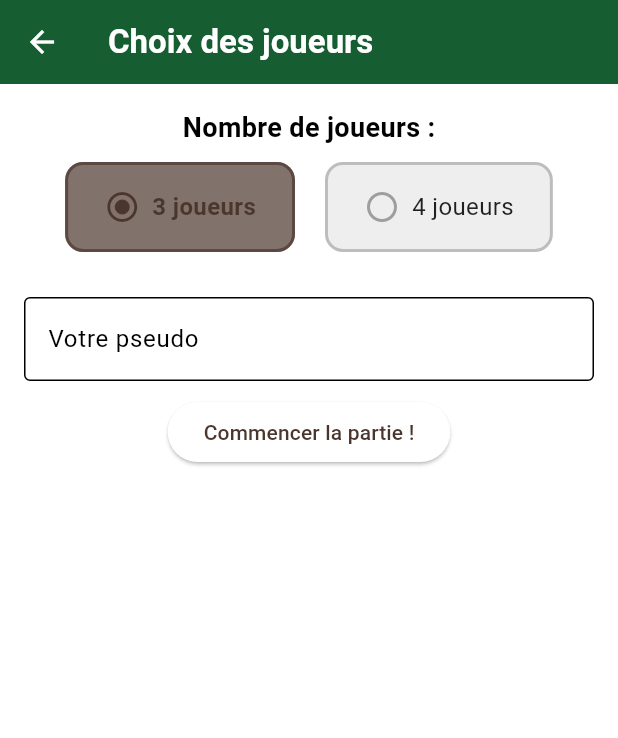
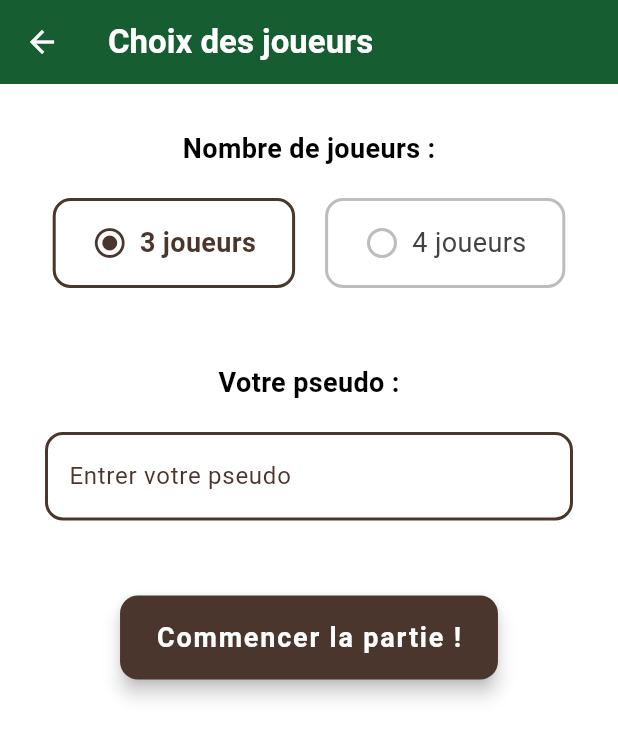
Before and after one commit to AntoineCuinet/game-tarot, a Flutter app: the screen it shows after launch, after a tap on "JOUER ->", on a phone screen of 412 x 824 dp. Shown: the top 738 px of the screen. Run offline on Flutter 3.47's test engine with Material 3 defaults, Android fonts, the phone set to English and light mode, and no system bars.

Commit message:
feat: add front-end for players choice

```diff
--- a/game_tarot_cuinet/lib/main.dart
+++ b/game_tarot_cuinet/lib/main.dart
@@ -15,8 +15,6 @@ class App extends StatelessWidget {
     onPrimary: Colors.white,
     secondary: Color(0xFF165D31),
     onSecondary: Colors.white,
-    tertiary: Color(0xFF262626),
-    onTertiary: Colors.white,
     error: Color(0xFFB00020),
     onError: Colors.white,
     surface: Colors.white,
@@ -25,15 +23,13 @@ class App extends StatelessWidget {
 
   final ColorScheme darkColorScheme = const ColorScheme(
     brightness: Brightness.dark,
-    primary: Color(0xFF4B362D),
+    primary: Color(0xFF165D31),
     onPrimary: Colors.white,
-    secondary: Color(0xFF262626),
+    secondary: Color(0xFF4B362D),
     onSecondary: Colors.white,
-    tertiary: Color(0xFF262626),
-    onTertiary: Colors.white,
     error: Color(0xFFB00020),
     onError: Colors.white,
-    surface: Colors.black,
+    surface: Color(0xFF262626),
     onSurface: Colors.white,
   );
 
--- a/game_tarot_cuinet/lib/views/custom_button.dart
+++ b/game_tarot_cuinet/lib/views/custom_button.dart
@@ -15,7 +15,7 @@ class CustomButton extends StatelessWidget {
     this.backgroundColor,
     this.textColor,
     this.borderRadius = 12,
-    this.padding = const EdgeInsets.symmetric(vertical: 14, horizontal: 24),
+    this.padding = const EdgeInsets.symmetric(vertical: 15, horizontal: 24),
   });
 
   @override
@@ -37,7 +37,7 @@ class CustomButton extends StatelessWidget {
         text,
         style: const TextStyle(
           fontWeight: FontWeight.bold,
-          fontSize: 16,
+          fontSize: 18,
           letterSpacing: 1.2,
         ),
       ),
--- a/game_tarot_cuinet/lib/views/home_page.dart
+++ b/game_tarot_cuinet/lib/views/home_page.dart
@@ -27,12 +27,12 @@ class _HomePageState extends State<HomePage> {
           mainAxisAlignment: MainAxisAlignment.center,
           children: [
             Text(
-              "Bienvenu sur votre jeu de tarot africain !",
+              'Bienvenu sur votre jeu de tarot africain !',
               style: const TextStyle(fontSize: 18, fontWeight: FontWeight.bold),
             ),
             const SizedBox(height: 30),
             CustomButton(
-              text: "JOUER ->",
+              text: 'JOUER ->',
               onPressed: () {
                 Navigator.of(context).push(
                   MaterialPageRoute<void>(
--- a/game_tarot_cuinet/lib/views/player_count_selector.dart
+++ b/game_tarot_cuinet/lib/views/player_count_selector.dart
@@ -20,19 +20,17 @@ class PlayerCountSelector extends StatelessWidget {
       onTap: () => onSelected(count),
       child: AnimatedContainer(
         duration: const Duration(milliseconds: 200),
-        padding: const EdgeInsets.symmetric(vertical: 16, horizontal: 24),
+        padding: const EdgeInsets.symmetric(vertical: 15, horizontal: 24),
         decoration: BoxDecoration(
-          color: isSelected
-              ? Theme.of(context).colorScheme.primary.withValues(alpha: 0.7)
-              : Colors.grey.shade200,
           borderRadius: BorderRadius.circular(12),
           border: Border.all(
             color: isSelected
-                ? Theme.of(context).colorScheme.primary.withValues(alpha: 0.7)
+                ? Theme.of(context).colorScheme.primary
                 : Colors.grey.shade400,
             width: 2,
           ),
         ),
+
         child: Row(
           mainAxisSize: MainAxisSize.min,
           children: [
@@ -40,17 +38,17 @@ class PlayerCountSelector extends StatelessWidget {
               isSelected ? Icons.radio_button_checked : Icons.radio_button_off,
               color: isSelected
                   ? Theme.of(context).colorScheme.primary
-                  : Colors.grey,
+                  : Colors.grey.shade400,
             ),
             const SizedBox(width: 8),
             Text(
               '$count joueurs',
               style: TextStyle(
-                fontSize: 16,
+                fontSize: 18,
                 fontWeight: isSelected ? FontWeight.bold : FontWeight.normal,
                 color: isSelected
                     ? Theme.of(context).colorScheme.primary
-                    : Colors.black87,
+                    : Colors.grey.shade800,
               ),
             ),
           ],
--- a/game_tarot_cuinet/lib/views/player_page.dart
+++ b/game_tarot_cuinet/lib/views/player_page.dart
@@ -3,6 +3,7 @@ import 'package:provider/provider.dart';
 import '../providers/game_provider.dart';
 import 'game_page.dart';
 import 'player_count_selector.dart';
+import 'custom_button.dart';
 
 class PlayerPage extends StatefulWidget {
   const PlayerPage({super.key});
@@ -14,8 +15,6 @@ class PlayerPage extends StatefulWidget {
 class _PlayerPageState extends State<PlayerPage> {
   final TextEditingController _nameController = TextEditingController();
   final GlobalKey<FormState> _formKey = GlobalKey<FormState>();
-
-  // By default
   int _selectedPlayerCount = 3;
 
   @override
@@ -67,19 +66,19 @@ class _PlayerPageState extends State<PlayerPage> {
         iconTheme: IconThemeData(color: Colors.white),
       ),
       body: Padding(
-        padding: const EdgeInsets.all(16),
+        padding: const EdgeInsets.all(30),
         child: Form(
           key: _formKey,
           child: Column(
             crossAxisAlignment: CrossAxisAlignment.center,
             children: [
 
-              // Number of players choces
+              // Number of players choice
               const Text(
                 'Nombre de joueurs :',
                 style: TextStyle(fontSize: 18, fontWeight: FontWeight.bold),
               ),
-              const SizedBox(height: 10),
+              const SizedBox(height: 20),
               Row(
                 mainAxisAlignment: MainAxisAlignment.center,
                 children: [
@@ -104,14 +103,43 @@ class _PlayerPageState extends State<PlayerPage> {
                   ),
                 ],
               ),
-              const SizedBox(height: 30),
+              const SizedBox(height: 50),
 
-              // Pseudo
+              // Pseudo choice
+              const Text(
+                'Votre pseudo :',
+                style: TextStyle(fontSize: 18, fontWeight: FontWeight.bold),
+              ),
+              const SizedBox(height: 20),
               TextFormField(
                 controller: _nameController,
-                decoration: const InputDecoration(
-                  labelText: 'Votre pseudo',
-                  border: OutlineInputBorder(),
+                style: TextStyle(
+                  color: Theme.of(context).colorScheme.primary,
+                  fontSize: 18,
+                  fontWeight: FontWeight.bold,
+                ),
+                decoration: InputDecoration(
+                  labelText: 'Entrer votre pseudo',
+                  labelStyle: TextStyle(
+                    color: Theme.of(context).colorScheme.primary,
+                  ),
+                  border: OutlineInputBorder(
+                    borderRadius: BorderRadius.circular(12),
+                  ),
+                  enabledBorder: OutlineInputBorder(
+                    borderRadius: BorderRadius.circular(12),
+                    borderSide: BorderSide(
+                      color: Theme.of(context).colorScheme.primary,
+                      width: 2,
+                    ),
+                  ),
+                  focusedBorder: OutlineInputBorder(
+                    borderRadius: BorderRadius.circular(12),
+                    borderSide: BorderSide(
+                      color: Theme.of(context).colorScheme.primary,
+                      width: 2.0,
+                    ),
+                  ),
                 ),
                 validator: (value) {
                   if (value == null || value.isEmpty) {
@@ -123,10 +151,11 @@ class _PlayerPageState extends State<PlayerPage> {
                   return null; // OK
                 },
               ),
-              const SizedBox(height: 10),
-              ElevatedButton(
+              const SizedBox(height: 50),
+
+              CustomButton(
+                text: 'Commencer la partie !',
                 onPressed: _validateForm,
-                child: const Text('Commencer la partie !'),
               ),
             ],
           ),
@@ -134,55 +163,4 @@ class _PlayerPageState extends State<PlayerPage> {
       ),
     );
   }
-
-
-  Widget _buildPlayerCountSelector(int count) {
-    final bool isSelected = _selectedPlayerCount == count;
-
-    return GestureDetector(
-      onTap: () {
-        setState(() {
-          _selectedPlayerCount = count;
-        });
-      },
-      child: AnimatedContainer(
-        duration: const Duration(milliseconds: 200),
-        padding: const EdgeInsets.symmetric(vertical: 16, horizontal: 24),
-        decoration: BoxDecoration(
-          color: isSelected
-              ? Theme.of(context).colorScheme.primary.withValues()
-              : Colors.grey.shade200,
-          borderRadius: BorderRadius.circular(12),
-          border: Border.all(
-            color: isSelected
-                ? Theme.of(context).colorScheme.primary
-                : Colors.grey.shade400,
-            width: 2,
-          ),
-        ),
-        child: Row(
-          mainAxisSize: MainAxisSize.min,
-          children: [
-            Icon(
-              isSelected ? Icons.radio_button_checked : Icons.radio_button_off,
-              color: isSelected
-                  ? Theme.of(context).colorScheme.primary
-                  : Colors.grey,
-            ),
-            const SizedBox(width: 8),
-            Text(
-              '$count joueurs',
-              style: TextStyle(
-                fontSize: 16,
-                fontWeight: isSelected ? FontWeight.bold : FontWeight.normal,
-                color: isSelected
-                    ? Theme.of(context).colorScheme.primary
-                    : Colors.black87,
-              ),
-            ),
-          ],
-        ),
-      ),
-    );
-  }
 }
```
